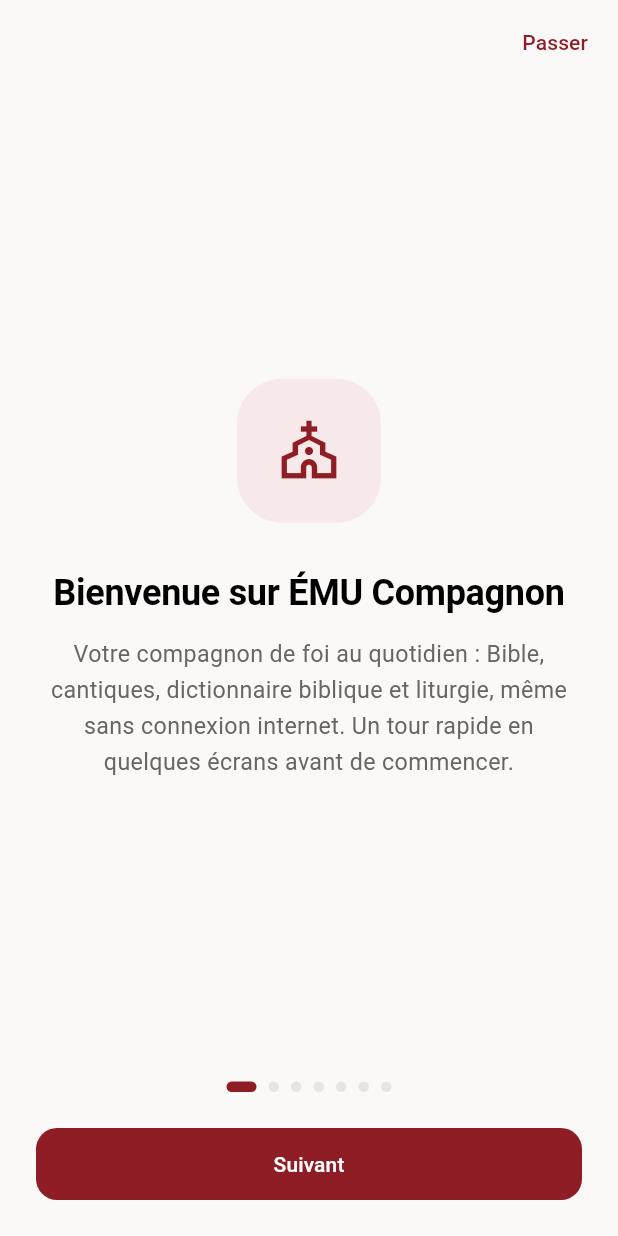
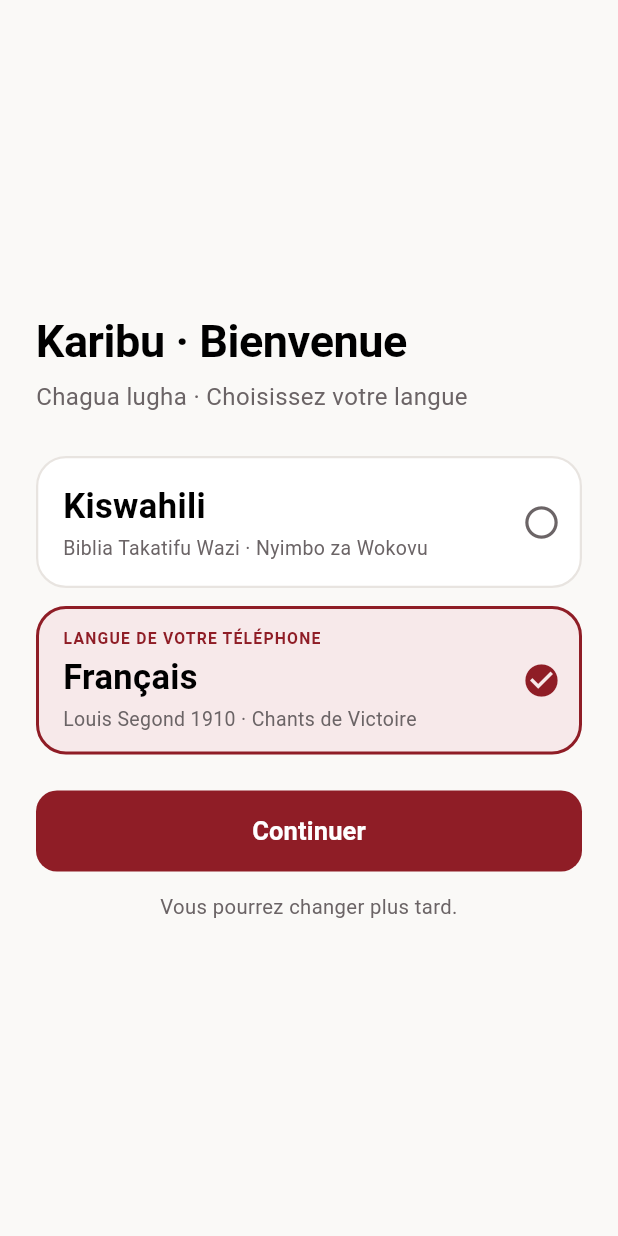
Before and after one commit to chadracklonde/EMUCompagnon, a Flutter app: the screen it shows after launch, on a phone screen of 412 x 824 dp. Run offline on Flutter 3.47's test engine with Material 3 defaults, Android fonts, the phone set to English and light mode, and no system bars; our stand-ins replace file_picker, flutter_local_notifications, just_audio, package_info_plus, share_plus, shared_preferences and 5 more; missing offline and left inert: quick_actions; accounts and stored records are empty.

Commit message:
Parcours de langue : choix au premier lancement, tutoriel en swahili, sélecteur de langue (accueil, cantiques, Bible)
- écran « Karibu · Bienvenue » aux nouvelles installations (langue du téléphone présélectionnée), suivi du tutoriel dans la langue choisie ; les 7 écrans du tutoriel existent en swahili
- composant LanguageSwitch (commutateur à curseur, 48 dp minimum, bannière « Annuler ») sous le verset du jour, en haut des cantiques (Chants de Victoire / Nyimbo za Wokovu) et de la Bible (Louis Segond / Biblia Takatifu Wazi)
- en-tête de l'accueil : le globe et le bouton de partage restent ; la salutation rétrécit au lieu de déborder

Co-Authored-By: Claude Sonnet 5.5 <noreply@anthropic.com>
Claude-Session: https://claude.ai/code/session_01NQqraTNbDtSvVdBGCguveb

```diff
--- a/lib/core/l10n/app_strings.dart
+++ b/lib/core/l10n/app_strings.dart
@@ -104,6 +104,31 @@ class AppStrings {
       'verse_already_memo': 'Ce verset est déjà dans votre deck de mémorisation.',
       'verse_added_memo': 'Verset ajouté à la mémorisation.',
       'go_to': 'Aller à {ref}',
+      'lang_changed': "Langue : {name}",
+      'undo': "ANNULER",
+      'lang_switch': "Langue",
+      'welcome_phone_lang': "Langue de votre téléphone",
+      'welcome_chosen': "Langue choisie",
+      'welcome_continue': "Continuer",
+      'welcome_later': "Vous pourrez changer plus tard.",
+      'onb_skip': "Passer",
+      'onb_next': "Suivant",
+      'onb_start': "Commencer",
+      'onb_screen_n': "Écran {i} sur {n}",
+      'onb1_title': "Bienvenue sur ÉMU Compagnon",
+      'onb1_desc': "Votre compagnon de foi au quotidien : Bible, cantiques, dictionnaire biblique et liturgie, même sans connexion internet. Un tour rapide en quelques écrans avant de commencer.",
+      'onb2_title': "Accueil",
+      'onb2_desc': "Votre page de lancement : le verset du jour, la progression de votre plan de lecture, le quiz du jour, et un accès rapide à l'Ancien et au Nouveau Testament, aux cantiques et à la liturgie.",
+      'onb3_title': "Bible, Cantiques, Dictionnaire",
+      'onb3_desc': "Pour lire, chercher et approfondir : la Bible complète avec concordance et le recueil Chants de Victoire (recherche par numéro, titre ou mot) dans leurs onglets, et un dictionnaire biblique et méthodiste dans l'onglet Plus.",
+      'onb4_title': "Liturgie et Favoris",
+      'onb4_desc': "Le calendrier liturgique, l'ordre du culte et les sacrements dans l'onglet Liturgie. Touchez un verset pour l'ajouter aux favoris, le surligner ou y écrire une note — retrouvez le tout dans Plus, rubrique Favoris.",
+      'onb5_title': "Votre vie spirituelle",
+      'onb5_desc': "Depuis l'accueil, dans « Vie spirituelle » : apprenez des versets par cœur avec la Mémorisation, tenez votre Journal de prière, faites l'Examen du soir et relevez le Défi de la semaine.",
+      'onb6_title': "Vos données restent chez vous",
+      'onb6_desc': "Favoris, notes, journal et progression sont gardés uniquement sur votre téléphone. Pour les conserver ou les changer d'appareil, utilisez la sauvegarde dans l'onglet Plus. C'est aussi là que vous vérifiez les mises à jour du contenu.",
+      'onb7_title': "À vous de personnaliser",
+      'onb7_desc': "Mode sombre, taille du texte, langue de l'interface, rappel de lecture quotidien : tout se règle dans l'onglet Plus, rubrique Réglages. Vous pouvez y revoir ce tutoriel à tout moment. Bonne lecture !",
       'recommend': "Recommander l'application",
       'recommend_section': 'Faire connaître',
       'recommend_subtitle': 'Envoyer le lien Play Store à un proche',
@@ -215,6 +240,31 @@ class AppStrings {
       'verse_already_memo': 'Aya hii tayari iko kwenye mkusanyiko wako wa kukariri.',
       'verse_added_memo': 'Aya imeongezwa kwenye kukariri.',
       'go_to': 'Nenda kwenye {ref}',
+      'lang_changed': "Lugha: {name}",
+      'undo': "RUDISHA",
+      'lang_switch': "Lugha",
+      'welcome_phone_lang': "Lugha ya simu yako",
+      'welcome_chosen': "Lugha iliyochaguliwa",
+      'welcome_continue': "Endelea",
+      'welcome_later': "Unaweza kubadilisha baadaye.",
+      'onb_skip': "Ruka",
+      'onb_next': "Inayofuata",
+      'onb_start': "Anza",
+      'onb_screen_n': "Skrini {i} kati ya {n}",
+      'onb1_title': "Karibu ÉMU Compagnon",
+      'onb1_desc': "Mwenzako wa imani kila siku: Biblia, nyimbo, kamusi ya Biblia na liturujia, hata bila mtandao wa intaneti. Ziara fupi ya skrini chache kabla ya kuanza.",
+      'onb2_title': "Nyumbani",
+      'onb2_desc': "Ukurasa wako wa kwanza: aya ya siku, maendeleo ya mpango wako wa kusoma, jaribio la siku, na njia ya haraka ya kufikia Agano la Kale na Agano Jipya, nyimbo na liturujia.",
+      'onb3_title': "Biblia, Nyimbo, Kamusi",
+      'onb3_desc': "Kusoma, kutafuta na kuchunguza zaidi: Biblia nzima yenye orodha ya maneno, na kitabu cha Nyimbo za Wokovu (tafuta kwa nambari, kichwa au neno) kwenye vichupo vyake, pamoja na kamusi ya Biblia na ya Kimethodisti kwenye kichupo cha Zaidi.",
+      'onb4_title': "Liturujia na Vipendwa",
+      'onb4_desc': "Kalenda ya liturujia, mpangilio wa ibada na sakramenti kwenye kichupo cha Liturujia. Gusa aya ili kuiongeza kwenye vipendwa, kuiwekea rangi au kuiandikia dokezo — utapata yote kwenye Zaidi, sehemu ya Vipendwa.",
+      'onb5_title': "Maisha yako ya kiroho",
+      'onb5_desc': "Kuanzia Nyumbani, kwenye « Maisha ya kiroho »: kariri aya kwa moyo, andika Shajara ya maombi, fanya Tafakari ya jioni na ukamilishe Changamoto ya wiki.",
+      'onb6_title': "Data yako inabaki kwako",
+      'onb6_desc': "Vipendwa, madokezo, shajara na maendeleo vinahifadhiwa kwenye simu yako tu. Ili kuvihifadhi au kuvihamishia kifaa kingine, tumia hifadhi nakala kwenye kichupo cha Zaidi. Huko pia unakagua masasisho ya maudhui.",
+      'onb7_title': "Binafsisha upendavyo",
+      'onb7_desc': "Hali ya giza, ukubwa wa maandishi, lugha ya programu, ukumbusho wa kusoma kila siku: yote yanawekwa kwenye kichupo cha Zaidi, sehemu ya Mipangilio. Unaweza kurudia mafunzo haya wakati wowote. Usomaji mwema!",
       'recommend': 'Pendekeza programu',
       'recommend_section': 'Tangaza programu',
       'recommend_subtitle': 'Tuma kiungo cha Play Store kwa mpendwa wako',
--- a/lib/features/bible/screens/books_screen.dart
+++ b/lib/features/bible/screens/books_screen.dart
@@ -1,3 +1,4 @@
+import '../../../shared/widgets/language_switch.dart';
 import 'package:flutter/material.dart';
 import 'package:provider/provider.dart';
 import '../../../core/models/bible_version.dart';
@@ -129,6 +130,8 @@ class _BooksScreenState extends State<BooksScreen> {
         child: ListView(
           padding: const EdgeInsets.fromLTRB(20, 8, 20, 32),
           children: [
+            const LanguageSwitch(options: LanguageSwitch.bibles),
+            const SizedBox(height: 16),
             if (widget.filter == TestamentFilter.all && _lastRead != null) ...[
               AppCard(
                 child: AppRow(
--- /dev/null
+++ b/lib/features/onboarding/screens/language_welcome_screen.dart
@@ -0,0 +1,206 @@
+import 'package:flutter/material.dart';
+import 'package:provider/provider.dart';
+
+import '../../../core/l10n/app_strings.dart';
+import '../../../core/settings/app_settings.dart';
+import '../../../core/theme/app_theme.dart';
+import 'onboarding_screen.dart';
+
+/// Premier écran de l'application, une seule fois, aux nouvelles
+/// installations : le choix de la langue. Le tutoriel qui suit est dans la
+/// langue choisie. Le nom de chaque langue est écrit dans cette langue.
+class LanguageWelcomeScreen extends StatefulWidget {
+  /// Langue présélectionnée ; par défaut celle du téléphone (swahili si le
+  /// téléphone est en swahili, français sinon).
+  final String? initialLocale;
+  const LanguageWelcomeScreen({super.key, this.initialLocale});
+
+  /// La langue du téléphone, ramenée à celles de l'application.
+  static String deviceLocale() {
+    final locales = WidgetsBinding.instance.platformDispatcher.locales;
+    for (final l in locales) {
+      if (l.languageCode == 'sw') return 'sw';
+      if (l.languageCode == 'fr') return 'fr';
+    }
+    return 'fr';
+  }
+
+  @override
+  State<LanguageWelcomeScreen> createState() => _LanguageWelcomeScreenState();
+}
+
+class _LanguageWelcomeScreenState extends State<LanguageWelcomeScreen> {
+  late String _choice;
+  late final String _device;
+
+  @override
+  void initState() {
+    super.initState();
+    _device = LanguageWelcomeScreen.deviceLocale();
+    _choice = widget.initialLocale ?? _device;
+  }
+
+  Future<void> _continue() async {
+    final settings = context.read<AppSettings>();
+    final navigator = Navigator.of(context);
+    await settings.setLocale(_choice);
+    if (!mounted) return;
+    navigator.pushReplacement(MaterialPageRoute(builder: (_) => const OnboardingScreen()));
+  }
+
+  @override
+  Widget build(BuildContext context) {
+    final palette = AppPalette.of(context);
+    final scheme = Theme.of(context).colorScheme;
+    String t(String key) => AppStrings.t(key, _choice);
+
+    return Scaffold(
+      backgroundColor: palette.background,
+      body: SafeArea(
+        child: Center(
+          child: ConstrainedBox(
+            constraints: const BoxConstraints(maxWidth: 480),
+            child: SingleChildScrollView(
+              padding: const EdgeInsets.fromLTRB(24, 24, 24, 24),
+              child: Column(
+                mainAxisSize: MainAxisSize.min,
+                crossAxisAlignment: CrossAxisAlignment.stretch,
+                children: [
+                  Text(
+                    'Karibu · Bienvenue',
+                    style: TextStyle(
+                      fontSize: 30,
+                      height: 1.15,
+                      fontWeight: FontWeight.w700,
+                      letterSpacing: -0.3,
+                      color: scheme.onSurface,
+                    ),
+                  ),
+                  const SizedBox(height: 8),
+                  Text(
+                    'Chagua lugha · Choisissez votre langue',
+                    style: TextStyle(fontSize: 16, color: palette.muted),
+                  ),
+                  const SizedBox(height: 28),
+                  _LanguageCard(
+                    name: 'Kiswahili',
+                    detail: 'Biblia Takatifu Wazi · Nyimbo za Wokovu',
+                    note: _device == 'sw' ? AppStrings.t('welcome_phone_lang', 'sw') : null,
+                    selected: _choice == 'sw',
+                    onTap: () => setState(() => _choice = 'sw'),
+                  ),
+                  const SizedBox(height: 12),
+                  _LanguageCard(
+                    name: 'Français',
+                    detail: 'Louis Segond 1910 · Chants de Victoire',
+                    note: _device == 'fr' ? AppStrings.t('welcome_phone_lang', 'fr') : null,
+                    selected: _choice == 'fr',
+                    onTap: () => setState(() => _choice = 'fr'),
+                  ),
+                  const SizedBox(height: 24),
+                  SizedBox(
+                    height: 54,
+                    child: FilledButton(
+                      onPressed: _continue,
+                      child: Text(
+                        t('welcome_continue'),
+                        style: const TextStyle(fontSize: 17, fontWeight: FontWeight.w700),
+                      ),
+                    ),
+                  ),
+                  const SizedBox(height: 14),
+                  Text(
+                    t('welcome_later'),
+                    textAlign: TextAlign.center,
+                    style: TextStyle(fontSize: 13.5, color: palette.muted),
+                  ),
+                ],
+              ),
+            ),
+          ),
+        ),
+      ),
+    );
+  }
+}
+
+class _LanguageCard extends StatelessWidget {
+  final String name;
+  final String detail;
+  final String? note;
+  final bool selected;
+  final VoidCallback onTap;
+  const _LanguageCard({
+    required this.name,
+    required this.detail,
+    required this.note,
+    required this.selected,
+    required this.onTap,
+  });
+
+  @override
+  Widget build(BuildContext context) {
+    final palette = AppPalette.of(context);
+    final scheme = Theme.of(context).colorScheme;
+    return Semantics(
+      button: true,
+      selected: selected,
+      label: '$name, $detail',
+      excludeSemantics: true,
+      child: Material(
+        color: selected ? palette.accentSoft : palette.card,
+        shape: RoundedRectangleBorder(
+          borderRadius: BorderRadius.circular(20),
+          side: BorderSide(color: selected ? palette.accent : palette.border, width: selected ? 2 : 1.5),
+        ),
+        child: InkWell(
+          borderRadius: BorderRadius.circular(20),
+          onTap: onTap,
+          child: ConstrainedBox(
+            constraints: const BoxConstraints(minHeight: 88),
+            child: Padding(
+              padding: const EdgeInsets.fromLTRB(18, 14, 14, 14),
+              child: Row(
+                children: [
+                  Expanded(
+                    child: Column(
+                      crossAxisAlignment: CrossAxisAlignment.start,
+                      mainAxisSize: MainAxisSize.min,
+                      children: [
+                        if (note != null)
+                          Padding(
+                            padding: const EdgeInsets.only(bottom: 2),
+                            child: Text(
+                              note!.toUpperCase(),
+                              style: TextStyle(
+                                fontSize: 10.5,
+                                fontWeight: FontWeight.w700,
+                                letterSpacing: 0.8,
+                                color: palette.accent,
+                              ),
+                            ),
+                          ),
+                        Text(
+                          name,
+                          style: TextStyle(fontSize: 23, fontWeight: FontWeight.w700, color: scheme.onSurface),
+                        ),
+                        const SizedBox(height: 2),
+                        Text(detail, style: TextStyle(fontSize: 13, color: palette.muted)),
+                      ],
+                    ),
+                  ),
+                  const SizedBox(width: 10),
+                  Icon(
+                    selected ? Icons.check_circle : Icons.radio_button_unchecked,
+                    color: selected ? palette.accent : palette.muted,
+                    size: 26,
+                  ),
+                ],
+              ),
+            ),
+          ),
+        ),
+      ),
+    );
+  }
+}
--- a/lib/features/onboarding/screens/onboarding_screen.dart
+++ b/lib/features/onboarding/screens/onboarding_screen.dart
@@ -1,81 +1,21 @@
 import 'package:flutter/material.dart';
+import 'package:provider/provider.dart';
+import '../../../core/l10n/app_strings.dart';
+import '../../../core/settings/app_settings.dart';
 import '../../../core/theme/app_theme.dart';
 import '../services/onboarding_service.dart';
 import '../../../navigation/app_shell.dart';
 
-class OnboardingPage {
-  final IconData icon;
-  final String title;
-  final String description;
-  const OnboardingPage({required this.icon, required this.title, required this.description});
-}
-
-const _pages = [
-  OnboardingPage(
-    icon: Icons.church_outlined,
-    title: 'Bienvenue sur ÉMU Compagnon',
-    description:
-        "Votre compagnon de foi au quotidien : Bible, cantiques, "
-        "dictionnaire biblique et liturgie, même sans connexion "
-        "internet. Un tour rapide en quelques écrans avant de "
-        "commencer.",
-  ),
-  OnboardingPage(
-    icon: Icons.home_outlined,
-    title: 'Accueil',
-    description:
-        "Votre page de lancement : le verset du jour, la "
-        "progression de votre plan de lecture, le quiz du jour, et "
-        "un accès rapide à l'Ancien et au Nouveau Testament, aux "
-        "cantiques et à la liturgie.",
-  ),
-  OnboardingPage(
-    icon: Icons.menu_book_outlined,
-    title: 'Bible, Cantiques, Dictionnaire',
-    description:
-        "Pour lire, chercher et approfondir : la Bible complète "
-        "avec concordance et le recueil Chants de Victoire "
-        "(recherche par numéro, titre ou mot) dans leurs onglets, "
-        "et un dictionnaire biblique et méthodiste dans l'onglet "
-        "Plus.",
-  ),
-  OnboardingPage(
-    icon: Icons.calendar_month_outlined,
-    title: 'Liturgie et Favoris',
-    description:
-        "Le calendrier liturgique, l'ordre du culte et les "
-        "sacrements dans l'onglet Liturgie. Touchez un verset pour "
-        "l'ajouter aux favoris, le surligner ou y écrire une note — "
-        "retrouvez le tout dans Plus, rubrique Favoris.",
-  ),
-  OnboardingPage(
-    icon: Icons.self_improvement,
-    title: 'Votre vie spirituelle',
-    description:
-        "Depuis l'accueil, dans « Vie spirituelle » : apprenez des "
-        "versets par cœur avec la Mémorisation, tenez votre Journal "
-        "de prière, faites l'Examen du soir et relevez le Défi de "
-        "la semaine.",
-  ),
-  OnboardingPage(
-    icon: Icons.lock_outline,
-    title: 'Vos données restent chez vous',
-    description:
-        "Favoris, notes, journal et progression sont gardés "
-        "uniquement sur votre téléphone. Pour les conserver ou les "
-        "changer d'appareil, utilisez la sauvegarde dans l'onglet "
-        "Plus. C'est aussi là que vous vérifiez les mises à jour "
-        "du contenu.",
-  ),
-  OnboardingPage(
-    icon: Icons.tune,
-    title: 'À vous de personnaliser',
-    description:
-        "Mode sombre, taille du texte, langue de l'interface, "
-        "rappel de lecture quotidien : tout se règle dans l'onglet "
-        "Plus, rubrique Réglages. Vous pouvez y revoir ce tutoriel "
-        "à tout moment. Bonne lecture !",
-  ),
+/// Les icônes des écrans du tutoriel ; leur texte est dans `AppStrings`
+/// (clés `onb1_title`, `onb1_desc`, …), en français et en swahili.
+const _pageIcons = [
+  Icons.church_outlined,
+  Icons.home_outlined,
+  Icons.menu_book_outlined,
+  Icons.calendar_month_outlined,
+  Icons.self_improvement,
+  Icons.lock_outline,
+  Icons.tune,
 ];
 
 class OnboardingScreen extends StatefulWidget {
@@ -107,7 +47,7 @@ class _OnboardingScreenState extends State<OnboardingScreen> {
   }
 
   void _next() {
-    if (_index == _pages.length - 1) {
+    if (_index == _pageIcons.length - 1) {
       _finish();
     } else {
       _controller.nextPage(duration: const Duration(milliseconds: 300), curve: Curves.easeInOut);
@@ -122,7 +62,9 @@ class _OnboardingScreenState extends State<OnboardingScreen> {
 
   @override
   Widget build(BuildContext context) {
-    final isLast = _index == _pages.length - 1;
+    final locale = context.watch<AppSettings>().locale;
+    String t(String key) => AppStrings.t(key, locale);
+    final isLast = _index == _pageIcons.length - 1;
     final palette = AppPalette.of(context);
     final scheme = Theme.of(context).colorScheme;
 
@@ -138,16 +80,15 @@ class _OnboardingScreenState extends State<OnboardingScreen> {
                   alignment: Alignment.topRight,
                   child: Padding(
                     padding: const EdgeInsets.only(top: 4, right: 8),
-                    child: TextButton(onPressed: _finish, child: const Text('Passer')),
+                    child: TextButton(onPressed: _finish, child: Text(t('onb_skip'))),
                   ),
                 ),
                 Expanded(
                   child: PageView.builder(
                     controller: _controller,
-                    itemCount: _pages.length,
+                    itemCount: _pageIcons.length,
                     onPageChanged: (i) => setState(() => _index = i),
                     itemBuilder: (context, i) {
-                      final page = _pages[i];
                       return Center(
                         child: SingleChildScrollView(
                           padding: const EdgeInsets.symmetric(horizontal: 32),
@@ -161,11 +102,11 @@ class _OnboardingScreenState extends State<OnboardingScreen> {
                                   color: palette.accentSoft,
                                   borderRadius: BorderRadius.circular(30),
                                 ),
-                                child: Icon(page.icon, color: palette.accent, size: 44),
+                                child: Icon(_pageIcons[i], color: palette.accent, size: 44),
                               ),
                               const SizedBox(height: 32),
                               Text(
-                                page.title,
+                                t('onb${i + 1}_title'),
                                 textAlign: TextAlign.center,
                                 style: TextStyle(
                                   fontSize: 24,
@@ -177,7 +118,7 @@ class _OnboardingScreenState extends State<OnboardingScreen> {
                               ),
                               const SizedBox(height: 14),
                               Text(
-                                page.description,
+                                t('onb${i + 1}_desc'),
                                 textAlign: TextAlign.center,
                                 style: TextStyle(fontSize: 15.5, height: 1.55, color: palette.muted),
                               ),
@@ -189,10 +130,10 @@ class _OnboardingScreenState extends State<OnboardingScreen> {
                   ),
                 ),
                 Semantics(
-                  label: 'Écran ${_index + 1} sur ${_pages.length}',
+                  label: AppStrings.tf('onb_screen_n', locale, {'i': _index + 1, 'n': _pageIcons.length}),
                   child: Row(
                     mainAxisAlignment: MainAxisAlignment.center,
-                    children: List.generate(_pages.length, (i) {
+                    children: List.generate(_pageIcons.length, (i) {
                       final active = i == _index;
                       return AnimatedContainer(
                         duration: const Duration(milliseconds: 200),
@@ -213,7 +154,7 @@ class _OnboardingScreenState extends State<OnboardingScreen> {
                     width: double.infinity,
                     child: FilledButton(
                       onPressed: _next,
-                      child: Text(isLast ? 'Commencer' : 'Suivant'),
+                      child: Text(t(isLast ? 'onb_start' : 'onb_next')),
                     ),
                   ),
                 ),
--- a/lib/main.dart
+++ b/lib/main.dart
@@ -4,7 +4,7 @@ import 'core/settings/app_settings.dart';
 import 'core/theme/app_theme.dart';
 import 'navigation/app_shell.dart';
 import 'features/onboarding/services/onboarding_service.dart';
-import 'features/onboarding/screens/onboarding_screen.dart';
+import 'features/onboarding/screens/language_welcome_screen.dart';
 
 void main() {
   runApp(const EmuCompagnonApp());
@@ -70,6 +70,8 @@ class _AppRootState extends State<AppRoot> {
       // device, avoids a flash of the wrong screen.
       return const Scaffold(body: Center(child: CircularProgressIndicator()));
     }
-    return _hasSeenOnboarding! ? const AppShell() : const OnboardingScreen();
+    // Nouvelle installation : le choix de la langue, puis le tutoriel dans
+    // la langue choisie, puis l'application.
+    return _hasSeenOnboarding! ? const AppShell() : const LanguageWelcomeScreen();
   }
 }
```
Also changed, not shown: lib/features/home/screens/home_screen.dart (+19 -1 lines), lib/features/hymns/screens/hymns_screen.dart (+6 -1 lines), lib/shared/widgets/language_switch.dart (added, +173 -0 lines), 2 other files.
